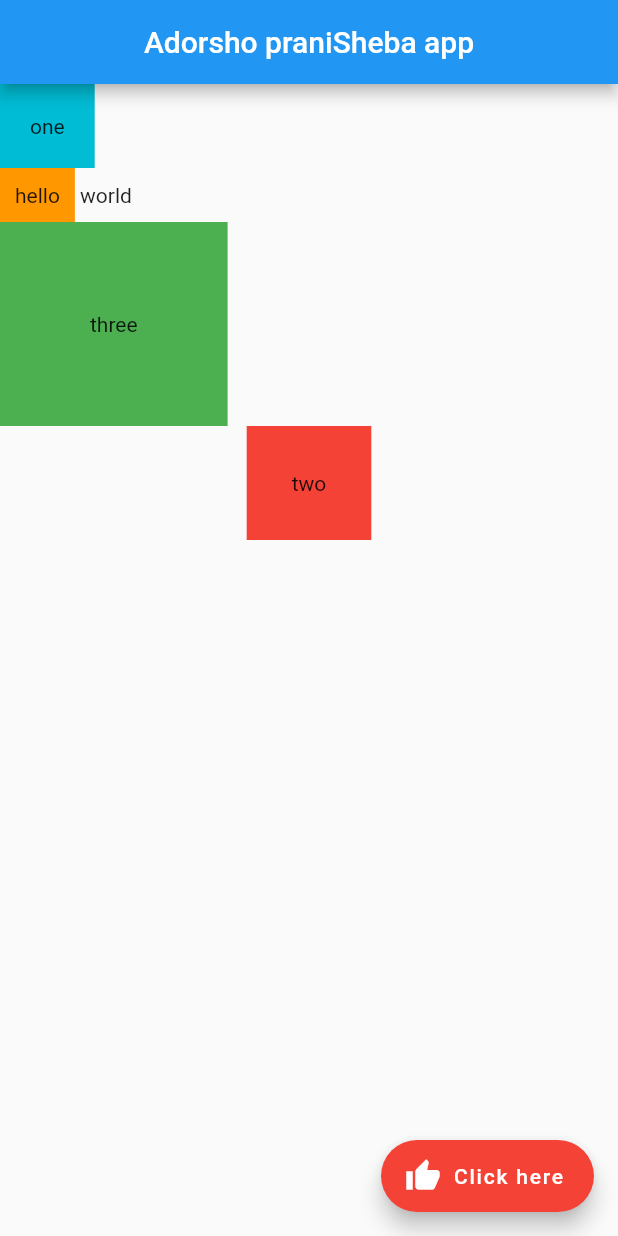
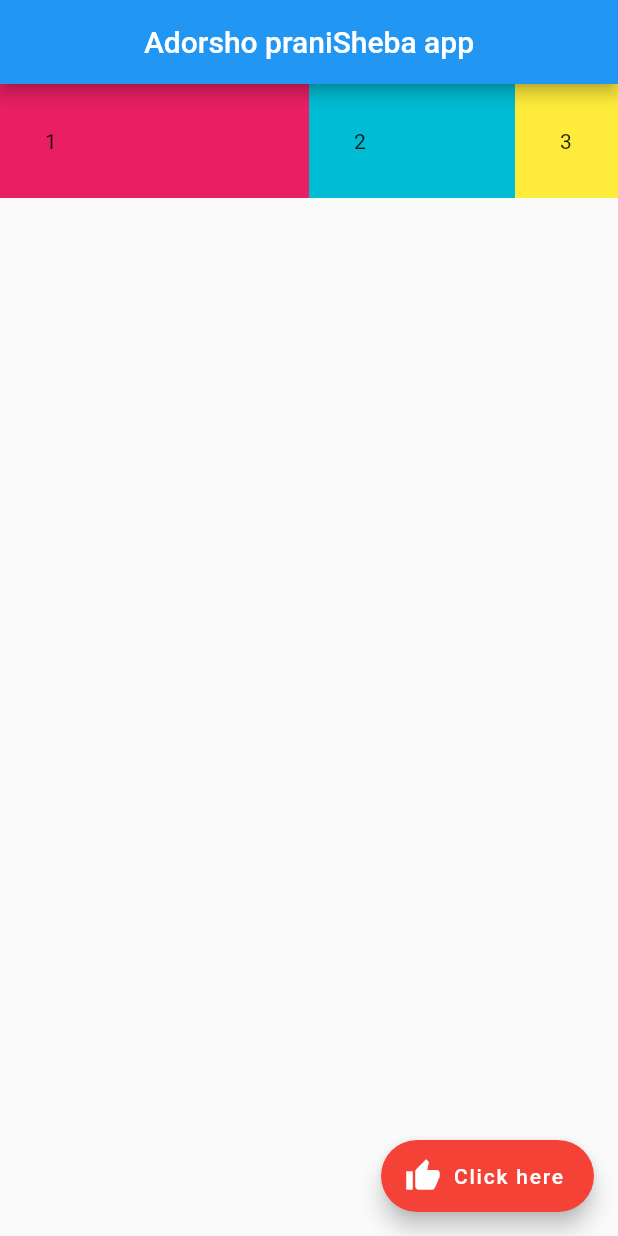
Before and after one commit to mahmudulislam299/flutter_net_ninja_app, a Flutter app: the screen it shows after launch, on a phone screen of 412 x 824 dp. Run offline on Flutter 3.47's test engine with Material 2 defaults, Android fonts, the phone set to English and light mode, and no system bars.

Commit message:
expanded widgets

```diff
--- a/lib/main.dart
+++ b/lib/main.dart
@@ -25,37 +25,32 @@ class Home extends StatelessWidget {
           centerTitle: true,
           backgroundColor: Colors.blue,
         ),
-        body: Column(
-          mainAxisAlignment: MainAxisAlignment.start,
-          crossAxisAlignment: CrossAxisAlignment.start,
+        body: Row(
           children: <Widget>[
-            Container(
-              padding: const EdgeInsets.all(20),
-              color: Colors.cyan,
-              child: const Text('one'),
+            Expanded(
+              flex: 3,
+              child: Container(
+                padding: EdgeInsets.all(30),
+                color: Colors.pink,
+                child: Text('1'),
+              ),
             ),
-            Row(
-              children: <Widget>[
-                Container(
-                  padding: EdgeInsets.all(10),
-                  color: Colors.orange,
-                  child: Text('hello'),
-                ),
-                Text(' world'),
-              ],
+            Expanded(
+              flex: 2,
+              child: Container(
+                padding: EdgeInsets.all(30),
+                color: Colors.cyan,
+                child: Text('2'),
+              ),
             ),
-            Container(
-              padding: const EdgeInsets.all(60),
-              color: Colors.green,
-              child: const Text('three'),
+            Expanded(
+              flex: 1,
+              child: Container(
+                padding: EdgeInsets.all(30),
+                color: Colors.yellow,
+                child: Text('3'),
+              ),
             ),
-            Center(
-              child: Container(
-                padding: const EdgeInsets.all(30),
-                color: Colors.red,
-                child: const Text('two'),
-              ),
-            )
           ],
         ),
         floatingActionButton: FloatingActionButton.extended(
```
